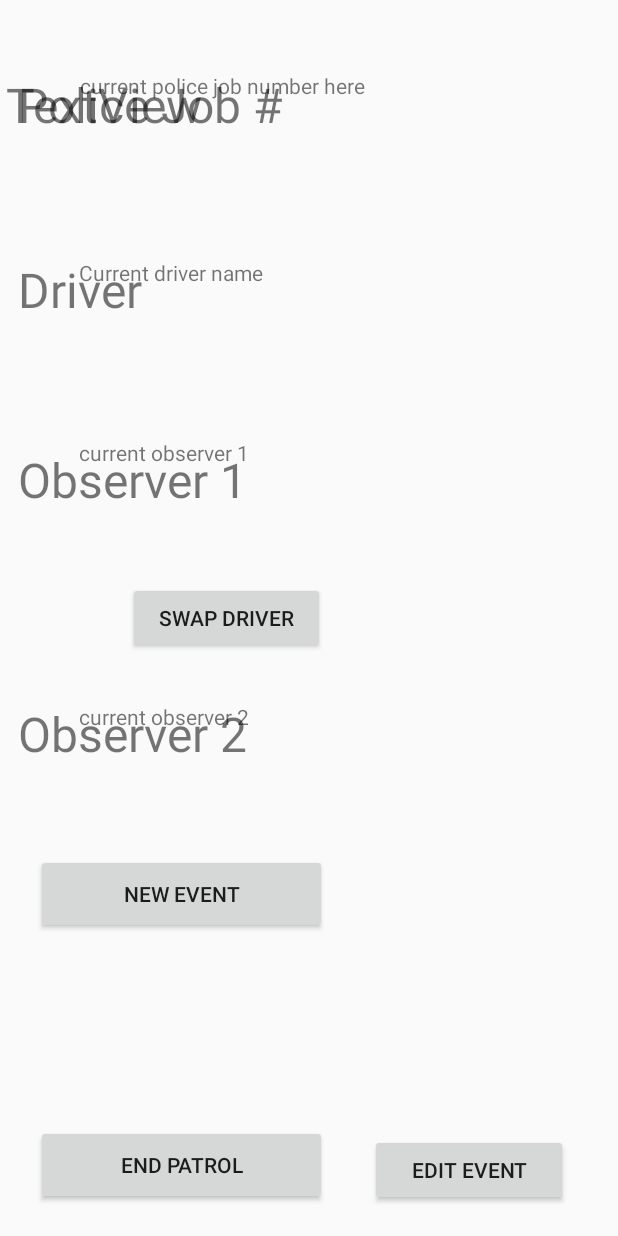
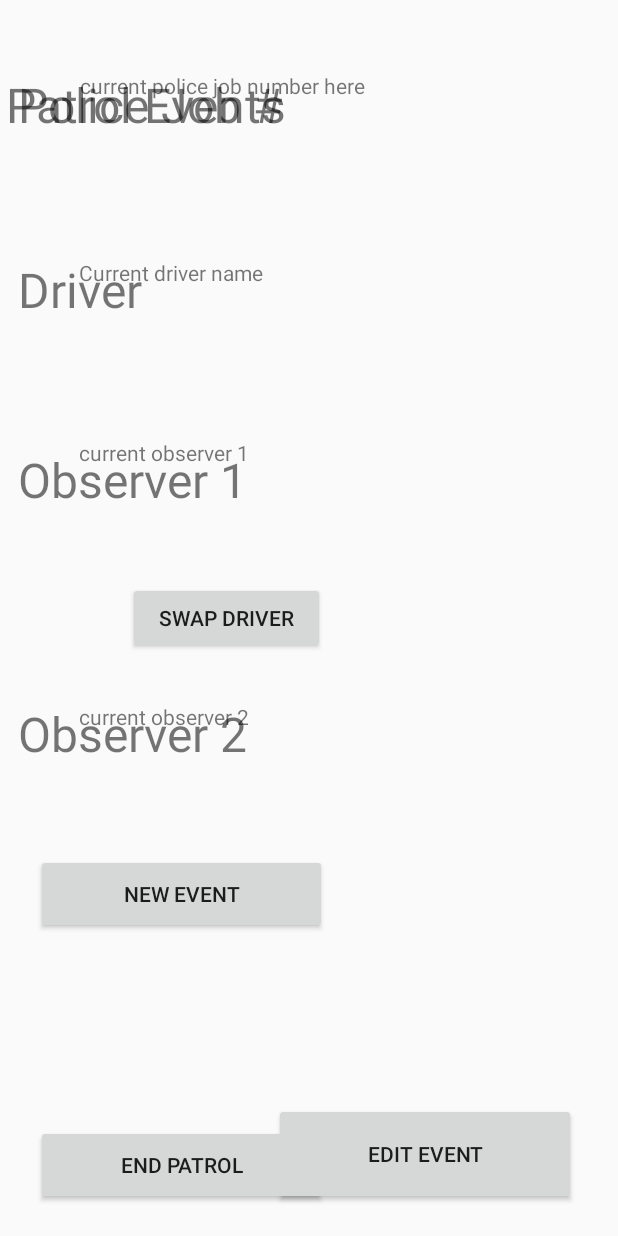
Before and after one commit to tillerD/cowraApplication, an Android app: the layout end_patrol.xml on its own in the app's theme, with its tools: preview values and no code run, on a phone screen of 412 x 824 dp. Run offline under Robolectric (Android 15) with nearby library versions, the phone set to English and light mode, and no system bars.

```diff
--- a/app/src/main/res/layout/end_patrol.xml
+++ b/app/src/main/res/layout/end_patrol.xml
@@ -71,10 +71,10 @@
         android:id="@+id/patrolEventsLabel"
         android:layout_width="407dp"
         android:layout_height="54dp"
+        android:text="Patrol Events"
         android:textSize="32dp"
-        android:text="TextView"
         app:layout_constraintBottom_toBottomOf="parent"
-        app:layout_constraintHorizontal_bias="0.895"
+        app:layout_constraintHorizontal_bias="0.893"
         app:layout_constraintLeft_toLeftOf="parent"
         app:layout_constraintRight_toRightOf="parent"
         app:layout_constraintTop_toTopOf="parent"
@@ -97,8 +97,8 @@
 
     <Button
         android:id="@+id/editEventBtn"
-        android:layout_width="132dp"
-        android:layout_height="48dp"
+        android:layout_width="201dp"
+        android:layout_height="68dp"
         android:layout_marginLeft="16dp"
         android:layout_marginRight="16dp"
         android:text="Edit Event"
@@ -107,7 +107,7 @@
         app:layout_constraintLeft_toLeftOf="parent"
         app:layout_constraintRight_toRightOf="parent"
         app:layout_constraintTop_toTopOf="parent"
-        app:layout_constraintVertical_bias="0.974"
+        app:layout_constraintVertical_bias="0.973"
         android:layout_marginStart="16dp"
         android:layout_marginEnd="16dp" />
 
@@ -142,13 +142,6 @@
         app:layout_constraintVertical_bias="0.739"
         android:layout_marginStart="16dp"
         android:layout_marginEnd="16dp" />
-
-    <RadioGroup
-        android:layout_width="407dp"
-        android:layout_height="467dp"
-        app:layout_constraintBottom_toBottomOf="parent"
-        app:layout_constraintTop_toTopOf="parent"
-        tools:layout_editor_absoluteX="781dp" />
 
     <TextView
         android:id="@+id/cuurPoliceNum"
@@ -198,4 +191,13 @@
         app:layout_constraintTop_toTopOf="parent"
         app:layout_constraintVertical_bias="0.61" />
 
+    <RadioGroup
+        android:layout_width="407dp"
+        android:layout_height="467dp"
+        app:layout_constraintBottom_toBottomOf="parent"
+        app:layout_constraintTop_toTopOf="parent"
+        app:layout_constraintRight_toRightOf="parent"
+        app:layout_constraintLeft_toRightOf="@+id/currDriver"
+        app:layout_constraintHorizontal_bias="0.74" />
+
 </android.support.constraint.ConstraintLayout>
```
Also changed, not shown: app/src/main/res/layout/login.xml (+13 -14 lines).
